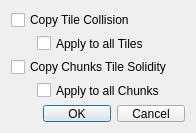
Qt form RetroEDv2/tools/sceneproperties/copyplane.ui (RSDKModding/RetroED) before a commit.
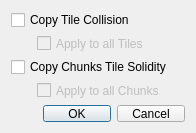
The same form after that commit.

Diff of the .ui file:
```diff
--- a/RetroEDv2/tools/sceneproperties/copyplane.ui
+++ b/RetroEDv2/tools/sceneproperties/copyplane.ui
@@ -81,6 +81,9 @@
    </item>
    <item row="3" column="1" colspan="2">
     <widget class="QCheckBox" name="allChkCheck">
+     <property name="enabled">
+      <bool>false</bool>
+     </property>
      <property name="text">
       <string>Apply to all Chunks</string>
      </property>
@@ -88,6 +91,9 @@
    </item>
    <item row="1" column="1" colspan="2">
     <widget class="QCheckBox" name="allTileCheck">
+     <property name="enabled">
+      <bool>false</bool>
+     </property>
      <property name="text">
       <string>Apply to all Tiles</string>
      </property>
```
